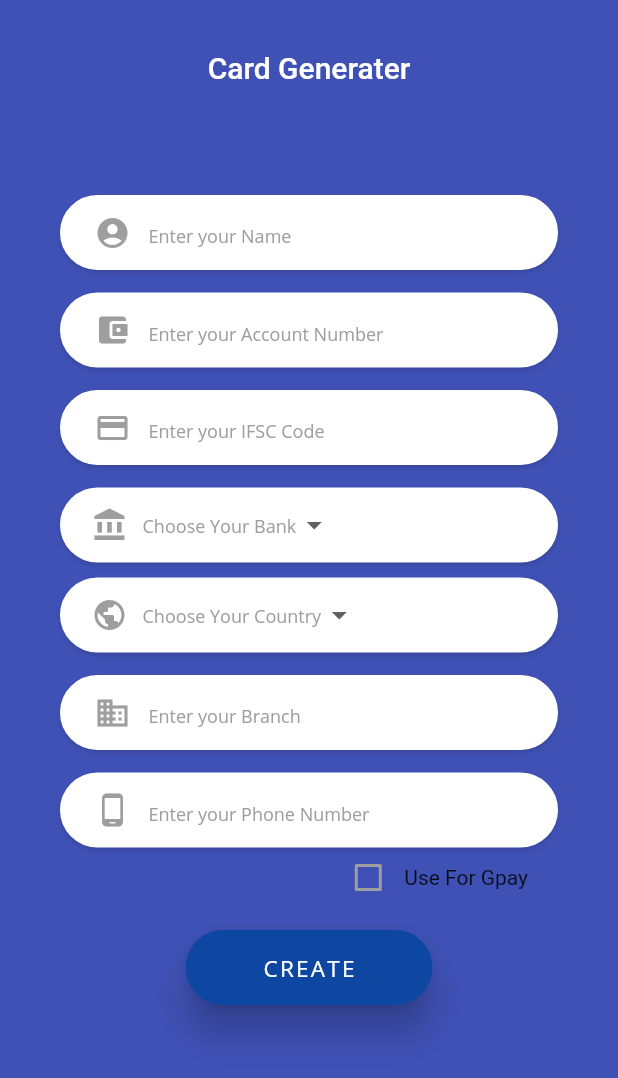
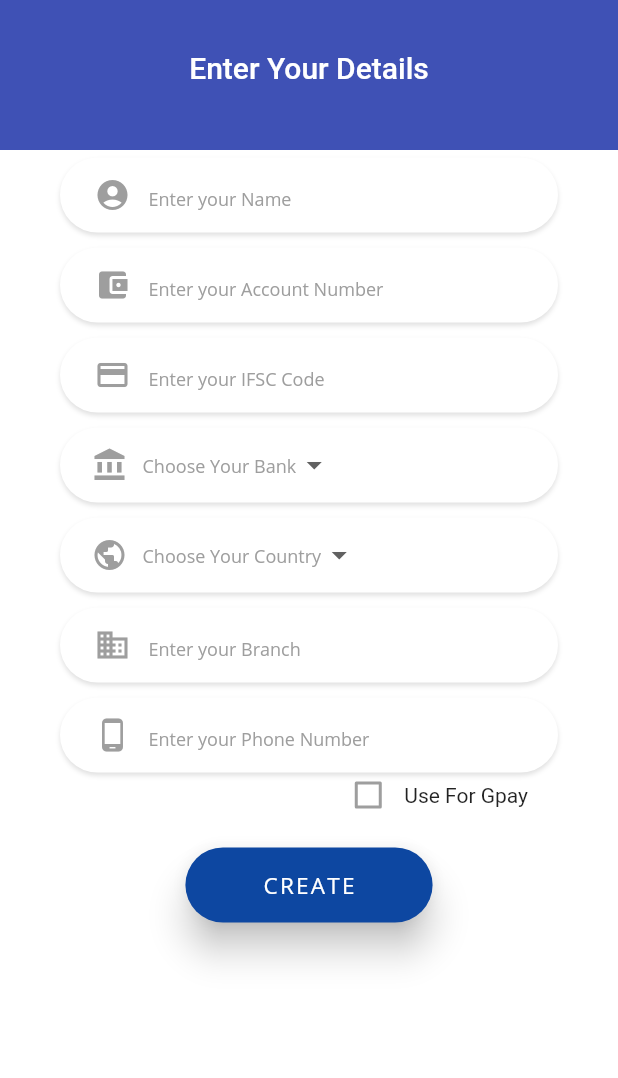
Before and after one commit to incrypto32/bankcardgen, a Flutter app: the screen it shows after launch, after a tap on "Create New Card", on a phone screen of 412 x 824 dp. Shown: the top 1078 px of the screen. Run offline on Flutter 3.47's test engine with Material 2 defaults, Android fonts, the light colour scheme and no system bars; our stand-ins replace font_awesome_flutter, permission_handler, simple_animations; missing offline and left inert: ext_storage.

Commit message:
refactioring and CardItem setters created

```diff
--- a/lib/main.dart
+++ b/lib/main.dart
@@ -1,4 +1,4 @@
-import 'package:bankcardmaker/screens/form_screen.dart';
+import 'package:bankcardmaker/screens/FormScreen.dart';
 import 'package:bankcardmaker/screens/HomeScreen.dart';
 import 'package:flutter/material.dart';
 
@@ -11,7 +11,7 @@ class MyApp extends StatelessWidget {
   @override
   Widget build(BuildContext context) {
     return MaterialApp(
-      title: 'Flutter Demo',
+      title: 'Cardora',
       debugShowCheckedModeBanner: false,
       theme: ThemeData(
         // is not restarted.
--- /dev/null
+++ b/lib/models/CardItem.dart
@@ -0,0 +1,64 @@
+class CardItem {
+  String name;
+  String accountNumber;
+  String ifsc;
+  String bank;
+  String branch;
+  String country;
+  String phone;
+  bool gPay;
+
+  set setCountry(String value) {
+    this.country = value;
+  }
+
+  set setPhone(String value) {
+    this.phone = value;
+  }
+
+  set setAccountNo(String value) {
+    this.accountNumber = value;
+  }
+
+  set setName(String value) {
+    this.name = value;
+  }
+
+  set setGpay(bool value) {
+    this.gPay = value;
+  }
+
+  set setIfsc(String value) {
+    this.ifsc = value;
+  }
+
+  set setBank(String value) {
+    this.bank = value;
+  }
+
+  set setBranch(String value) {
+    this.branch = value;
+  }
+
+  Map<String, dynamic> get toMap => {
+        "Ac/No": accountNumber,
+        "Name": name,
+        "Country": country,
+        "Bank": bank,
+        "Branch": branch,
+        "IFSC": ifsc,
+        "Phone No": phone,
+        "Gpay": gPay,
+      };
+
+  CardItem({
+    this.phone,
+    this.name,
+    this.accountNumber,
+    this.bank,
+    this.branch,
+    this.country,
+    this.gPay,
+    this.ifsc,
+  });
+}
--- a/lib/models/card_item.dart
+++ /dev/null
@@ -1,20 +0,0 @@
-class CardItem {
-  final String name;
-  final String accountNumber;
-  final String ifsc;
-  final String bank;
-  final String branch;
-  final String country;
-  final String phone;
-  final bool gPay;
-
-  CardItem(
-      {this.phone,
-      this.name,
-      this.accountNumber,
-      this.bank,
-      this.branch,
-      this.country,
-      this.gPay,
-      this.ifsc});
-}
--- /dev/null
+++ b/lib/screens/FormScreen.dart
@@ -0,0 +1,277 @@
+import 'package:bankcardmaker/models/CardItem.dart';
+import 'package:bankcardmaker/widgets/MainAppBar.dart';
+import 'package:flutter/material.dart';
+import '../accessories/constants.dart';
+import 'package:flutter/services.dart';
+import '../animations/faded_animation.dart';
+
+class FormScreen extends StatefulWidget {
+  static const routeName = "/form_screen";
+  @override
+  _FormScreenState createState() => _FormScreenState();
+}
+
+class _FormScreenState extends State<FormScreen> {
+  CardItem _cardItem = CardItem();
+  var selectedBank;
+  var selectedCountry;
+  final List<String> _countries = [
+    "India",
+    "Qatar",
+    "Abu Dabi",
+    "Kuwait",
+    "Sharjah",
+    "Muscat"
+  ];
+  final List<String> _banks = [
+    "SBI",
+    "Canara Bank",
+    "Federal Bank",
+    "Axis bank",
+    "PNB"
+  ];
+
+  var _gPay = false;
+
+  @override
+  Widget build(BuildContext context) {
+    return MaterialApp(
+      home: Scaffold(
+        appBar: MainAppBar(
+          color: Colors.indigo,
+          title: 'Enter Your Details',
+        ),
+        backgroundColor: Colors.white,
+        body: AnnotatedRegion<SystemUiOverlayStyle>(
+          value: SystemUiOverlayStyle.light,
+          child: GestureDetector(
+            onTap: () => FocusScope.of(context).unfocus(),
+            child: Stack(
+              children: <Widget>[
+                Container(
+                  height: double.infinity,
+                  child: SingleChildScrollView(
+                    // physics: AlwaysScrollableScrollPhysics(),
+                    padding: EdgeInsets.symmetric(
+                      horizontal: 40.0,
+                    ),
+                    child: Column(
+                      mainAxisAlignment: MainAxisAlignment.center,
+                      children: <Widget>[
+                        //  Divider(),
+
+                        _buildTF(
+                          title: "Name",
+                          hint: "Enter your Name",
+                          icon: Icons.account_circle,
+                          input: TextInputType.name,
+                          setter: (v) => _cardItem.setPhone = v,
+                        ),
+
+                        _buildTF(
+                          title: "Account Number",
+                          hint: "Enter your Account Number",
+                          icon: Icons.account_balance_wallet,
+                          input: TextInputType.number,
+                          setter: (v) => _cardItem.setPhone = v,
+                        ),
+
+                        _buildTF(
+                          title: "IFSC",
+                          hint: "Enter your IFSC Code",
+                          icon: Icons.payment,
+                          input: TextInputType.text,
+                          setter: (v) => _cardItem.setPhone = v,
+                        ),
+
+                        buildDropdown(
+                          displayText: 'Choose Your Bank',
+                          icon: (Icons.account_balance),
+                          value: selectedBank,
+                          list: _banks,
+                        ),
+                        buildDropdown(
+                          displayText: 'Choose Your Country',
+                          icon: (Icons.public),
+                          value: selectedCountry,
+                          list: _countries,
+                        ),
+
+                        _buildTF(
+                          title: "Branch",
+                          hint: "Enter your Branch",
+                          icon: Icons.business,
+                          input: TextInputType.text,
+                          setter: (v) => _cardItem.setPhone = v,
+                        ),
+
+                        _buildTF(
+                          title: "Phone",
+                          hint: "Enter your Phone Number",
+                          icon: Icons.phone_android,
+                          input: TextInputType.phone,
+                          setter: (v) => _cardItem.setPhone = v,
+                        ),
+
+                        Row(
+                          mainAxisAlignment: MainAxisAlignment.end,
+                          children: [
+                            Padding(
+                              padding:
+                                  const EdgeInsets.symmetric(horizontal: 20),
+                              child: _buildGpaybox(),
+                            ),
+                          ],
+                        ),
+
+                        _buildBtn(),
+                      ],
+                    ),
+                  ),
+                )
+              ],
+            ),
+          ),
+        ),
+      ),
+    );
+  }
+
+  Widget _buildTF({
+    String title,
+    String hint,
+    IconData icon,
+    TextInputType input,
+    Function setter,
+  }) {
+    return Container(
+      padding: EdgeInsets.symmetric(horizontal: 10),
+      margin: EdgeInsets.symmetric(vertical: 5),
+      alignment: Alignment.centerLeft,
+      decoration: kBoxDecorationStyle,
+      height: 50.0,
+      child: TextField(
+        keyboardType: input,
+        style: TextStyle(
+          color: Colors.black,
+          fontFamily: "OpenSans",
+        ),
+        decoration: InputDecoration(
+          border: InputBorder.none,
+          contentPadding: EdgeInsets.only(top: 14.0),
+          prefixIcon: Icon(
+            icon,
+            color: Colors.grey,
+          ),
+          hintText: hint,
+          hintStyle: kHintTextStyle,
+        ),
+      ),
+    );
+  }
+
+  Widget _buildGpaybox() {
+    return Container(
+      height: 20.0,
+      child: Row(
+        children: <Widget>[
+          Theme(
+            data: ThemeData(unselectedWidgetColor: Colors.grey),
+            child: Checkbox(
+              value: _gPay,
+              checkColor: Colors.green,
+              activeColor: Colors.white,
+              onChanged: (value) {
+                setState(() {
+                  _gPay = value;
+                });
+              },
+            ),
+          ),
+          Text(
+            'Use For Gpay',
+            // style: kLabelStyle,
+          ),
+        ],
+      ),
+    );
+  }
+
+  Widget _buildBtn() {
+    // return FadeAnimation(1,
+    return Container(
+      padding: EdgeInsets.symmetric(vertical: 25.0),
+      width: MediaQuery.of(context).size.width * 0.4,
+      child: RaisedButton(
+        elevation: 10.0,
+        onPressed: () {
+          //_savedCards.add(CardItem())
+        },
+        padding: EdgeInsets.all(15.0),
+        shape: RoundedRectangleBorder(
+          borderRadius: BorderRadius.circular(30.0),
+        ),
+        color: Colors.blue[900],
+        child: Text(
+          'CREATE',
+          style: TextStyle(
+            color: Colors.white,
+            letterSpacing: 1.5,
+            fontSize: 15.0,
+            // fontWeight: FontWeight.bold,
+            fontFamily: 'OpenSans',
+          ),
+        ),
+      ),
+    );
+  }
+
+  Container buildDropdown(
+      {IconData icon, String value, String displayText, List list}) {
+    return Container(
+      padding: EdgeInsets.symmetric(horizontal: 10),
+      margin: EdgeInsets.symmetric(vertical: 5),
+      alignment: Alignment.centerLeft,
+      decoration: kBoxDecorationStyle,
+      child: Row(
+        mainAxisAlignment: MainAxisAlignment.end,
+        children: [
+          Container(
+            margin: EdgeInsets.symmetric(horizontal: 10),
+            child: Icon(
+              icon,
+              color: Colors.grey,
+            ),
+          ),
+          Expanded(
+            child: DropdownButton(
+              underline: Text(""),
+              items: list
+                  .map((value) => DropdownMenuItem(
+                        child: Text(
+                          value,
+                          style: TextStyle(color: Colors.black87),
+                        ),
+                        value: value,
+                      ))
+                  .toList(),
+              onChanged: (selectedValue) {
+                print('$selectedValue');
+                setState(() {
+                  // selectedBank = selectedBranchName;
+                  value = selectedValue;
+                });
+              },
+              value: value,
+              isExpanded: false,
+              hint: Text(
+                displayText,
+                style: kHintTextStyle,
+              ),
+            ),
+          ),
+        ],
+      ),
+    );
+  }
+}
--- a/lib/screens/HomeScreen.dart
+++ b/lib/screens/HomeScreen.dart
@@ -12,7 +12,10 @@ class HomeScreen extends StatelessWidget {
     return Scaffold(
       drawer: Drawer(),
       backgroundColor: Theme.of(context).accentColor,
-      appBar: MainAppBar(),
+      appBar: MainAppBar(
+        title: "Card Generater",
+        color: Colors.transparent,
+      ),
       body: SafeArea(
         child: Column(
           mainAxisSize: MainAxisSize.max,
--- a/lib/screens/form_screen.dart
+++ /dev/null
@@ -1,337 +0,0 @@
-import 'package:bankcardmaker/models/card_item.dart';
-import 'package:bankcardmaker/widgets/MainAppBar.dart';
-import 'package:flutter/material.dart';
-import '../accessories/constants.dart';
-import 'package:flutter/services.dart';
-import '../animations/faded_animation.dart';
-
-class FormScreen extends StatefulWidget {
-  static const routeName = "/form_screen";
-  @override
-  _FormScreenState createState() => _FormScreenState();
-}
-
-class _FormScreenState extends State<FormScreen> {
-  List<CardItem> _savedCards = [];
-  var selectedBank;
-  var selectedCountry;
-  final List<String> _countries = [
-    "India",
-    "Qatar",
-    "Abu Dabi",
-    "Kuwait",
-    "Sharjah",
-    "Muscat"
-  ];
-  final List<String> _banks = [
-    "SBI",
-    "Canara Bank",
-    "Federal Bank",
-    "Axis bank",
-    "PNB"
-  ];
-  var _gPay = false;
-
-  Widget _buildTF(
-      String title, String hint, IconData icon, TextInputType input) {
-    return FadeAnimation(
-        1.8,
-        Column(
-          crossAxisAlignment: CrossAxisAlignment.start,
-          children: <Widget>[
-            // Text(
-            //   title,
-            //   style: kLabelStyle,
-            // ),
-            SizedBox(height: 10.0),
-            Container(
-              padding: EdgeInsets.symmetric(horizontal: 10),
-              alignment: Alignment.centerLeft,
-              decoration: kBoxDecorationStyle,
-              height: 50.0,
-              child: TextField(
-                keyboardType: input,
-                style: TextStyle(
-                  color: Colors.black,
-                  fontFamily: "OpenSans",
-                ),
-                decoration: InputDecoration(
-                  // enabledBorder:OutlineInputBorder(
-                  // borderSide: const BorderSide(color: Colors.white, width: 2.0),
-                  // borderRadius: BorderRadius.circular(25.0),
-                  // ),
-                  border: InputBorder.none,
-                  contentPadding: EdgeInsets.only(top: 14.0),
-                  prefixIcon: Icon(
-                    icon,
-                    color: Colors.grey,
-                  ),
-                  hintText: hint,
-                  hintStyle: kHintTextStyle,
-                ),
-              ),
-            ),
-          ],
-        ));
-  }
-
-  Widget _buildGpaybox() {
-    return FadeAnimation(
-        1.8,
-        Container(
-          height: 20.0,
-          child: Row(
-            children: <Widget>[
-              Theme(
-                data: ThemeData(unselectedWidgetColor: Colors.grey),
-                child: Checkbox(
-                  value: _gPay,
-                  checkColor: Colors.green,
-                  activeColor: Colors.white,
-                  onChanged: (value) {
-                    setState(() {
-                      _gPay = value;
-                    });
-                  },
-                ),
-              ),
-              Text(
-                'Use For Gpay',
-                // style: kLabelStyle,
-              ),
-            ],
-          ),
-        ));
-  }
-
-  Widget _buildBtn() {
-    // return FadeAnimation(1,
-    return Container(
-      padding: EdgeInsets.symmetric(vertical: 25.0),
-      width: MediaQuery.of(context).size.width * 0.4,
-      child: RaisedButton(
-        elevation: 10.0,
-        onPressed: () {
-          //_savedCards.add(CardItem())
-        },
-        padding: EdgeInsets.all(15.0),
-        shape: RoundedRectangleBorder(
-          borderRadius: BorderRadius.circular(30.0),
-        ),
-        color: Colors.blue[900],
-        child: Text(
-          'CREATE',
-          style: TextStyle(
-            color: Colors.white,
-            letterSpacing: 1.5,
-            fontSize: 15.0,
-            // fontWeight: FontWeight.bold,
-            fontFamily: 'OpenSans',
-          ),
-        ),
-      ),
-    );
-  }
-
-  @override
-  Widget build(BuildContext context) {
-    return MaterialApp(
-      home: Scaffold(
-        appBar: MainAppBar(),
-        backgroundColor: Colors.indigo,
-        body: AnnotatedRegion<SystemUiOverlayStyle>(
-          value: SystemUiOverlayStyle.light,
-          child: GestureDetector(
-            onTap: () => FocusScope.of(context).unfocus(),
-            child: Stack(
-              children: <Widget>[
-                Container(
-                  height: double.infinity,
-                  child: SingleChildScrollView(
-                    // physics: AlwaysScrollableScrollPhysics(),
-                    padding: EdgeInsets.symmetric(
-                      horizontal: 40.0,
-                    ),
-                    child: Column(
-                      mainAxisAlignment: MainAxisAlignment.center,
-                      children: <Widget>[
-                        //  Divider(),
-                        SizedBox(height: 20.0),
-                        _buildTF("Name", "Enter your Name",
-                            Icons.account_circle, TextInputType.name),
-                        SizedBox(
-                          height: 5.0,
-                        ),
-                        _buildTF("Account Number", "Enter your Account Number",
-                            Icons.account_balance_wallet, TextInputType.number),
-                        SizedBox(
-                          height: 5,
-                        ),
-                        _buildTF("IFSC", "Enter your IFSC Code", Icons.payment,
-                            TextInputType.text),
-                        SizedBox(
-                          height: 5,
-                        ),
-                        FadeAnimation(
-                            1.8,
-                            Column(
-                              crossAxisAlignment: CrossAxisAlignment.start,
-                              children: <Widget>[
-                                // Text(
-                                //   title,
-                                //   style: kLabelStyle,
-                                // ),
-                                SizedBox(height: 10.0),
-                                Container(
-                                  padding: EdgeInsets.symmetric(horizontal: 10),
-                                  alignment: Alignment.centerLeft,
-                                  decoration: kBoxDecorationStyle,
-                                  height: 50.0,
-                                  child: Row(
-                                    mainAxisAlignment: MainAxisAlignment.end,
-                                    children: [
-                                      SizedBox(width: 10),
-                                      Icon(
-                                        Icons.account_balance,
-                                        color: Colors.grey,
-                                      ),
-                                      SizedBox(
-                                        width: 10,
-                                      ),
-                                      Expanded(
-                                        child: DropdownButton(
-                                          underline: Text(""),
-                                          items: _banks
-                                              .map((value) => DropdownMenuItem(
-                                                    child: Text(
-                                                      value,
-                                                      style: TextStyle(
-                                                          color:
-                                                              Colors.black87),
-                                                    ),
-                                                    value: value,
-                                                  ))
-                                              .toList(),
-                                          onChanged: (selectedBranchName) {
-                                            print('$selectedBranchName');
-                                            setState(() {
-                                              selectedBank = selectedBranchName;
-                                            });
-                                          },
-                                          value: selectedBank,
-                                          isExpanded: false,
-                                          hint: Text(
-                                            'Choose Your Bank',
-                                            style: kHintTextStyle,
-                                          ),
-                                        ),
-                                      ),
-                                    ],
-                                  ),
-                                ),
-                              ],
-                            )),
-
-                        FadeAnimation(
-                          1.8,
-                          Column(
-                            crossAxisAlignment: CrossAxisAlignment.start,
-                            children: <Widget>[
-                              // Text(
-                              //   title,
-                              //   style: kLabelStyle,
-                              // ),
-                              SizedBox(height: 10.0),
-                              Container(
-                                padding: EdgeInsets.symmetric(horizontal: 10),
-                                alignment: Alignment.centerLeft,
-                                decoration: kBoxDecorationStyle,
-                                height: 50.0,
-                                child: Row(
-                                  mainAxisAlignment: MainAxisAlignment.end,
-                                  children: [
-                                    SizedBox(width: 10),
-                                    Icon(
-                                      Icons.public,
-                                      color: Colors.grey,
-                                    ),
-                                    SizedBox(
-                                      width: 10,
-                                    ),
-                                    Expanded(
-                                      child: DropdownButton(
-                                        underline: Text(""),
-                                        items: _countries
-                                            .map(
-                                              (value) => DropdownMenuItem(
-                                                child: Text(
-                                                  value,
-                                                  style: TextStyle(
-                                                      color: Colors.black87),
-                                                ),
-                                                value: value,
-                                              ),
-                                            )
-                                            .toList(),
-                                        onChanged: (selectedCountryName) {
-                                          print('$selectedCountry');
-                                          setState(() {
-                                            selectedCountry =
-                                                selectedCountryName;
-                                          });
-                                        },
-                                        value: selectedCountry,
-                                        isExpanded: false,
-                                        hint: Text(
-                                          'Choose Your Country',
-                                          style: kHintTextStyle,
-                                        ),
-                                      ),
-                                    ),
-                                  ],
-                                ),
-                              ),
-                            ],
-                          ),
-                        ),
-                        SizedBox(
-                          height: 5,
-                        ),
-                        _buildTF("Branch", "Enter your Branch", Icons.business,
-                            TextInputType.text),
-                        SizedBox(
-                          height: 5,
-                        ),
-                        // _buildTF("Phone", "Enter your Phone", Icons.phone),
-                        // SizedBox(
-                        //   height: 5,
-                        // ),
-                        _buildTF("GPay", "Enter your Phone Number",
-                            Icons.phone_android, TextInputType.phone),
-                        SizedBox(
-                          height: 10,
-                        ),
-                        Row(
-                          mainAxisAlignment: MainAxisAlignment.end,
-                          children: [
-                            Padding(
-                              padding:
-                                  const EdgeInsets.symmetric(horizontal: 20),
-                              child: _buildGpaybox(),
-                            ),
-                          ],
-                        ),
-
-                        _buildBtn(),
-                      ],
-                    ),
-                  ),
-                )
-              ],
-            ),
-          ),
-        ),
-      ),
-    );
-  }
-}
--- a/lib/widgets/MainAppBar.dart
+++ b/lib/widgets/MainAppBar.dart
@@ -3,18 +3,18 @@ import 'package:flutter/material.dart';
 class MainAppBar extends StatelessWidget implements PreferredSizeWidget {
   @override
   Size get preferredSize => const Size.fromHeight(100);
-  const MainAppBar({
-    Key key,
-  }) : super(key: key);
+  final Color color;
+  final String title;
+  MainAppBar({Key key, this.color, this.title});
 
   @override
   Widget build(BuildContext context) {
     return AppBar(
       toolbarHeight: 90,
       iconTheme: IconThemeData(color: Colors.white),
-      title: Text("Card Generater"),
+      title: Text(title),
       centerTitle: true,
-      backgroundColor: Colors.transparent,
+      backgroundColor: color,
       elevation: 0,
     );
   }
```
